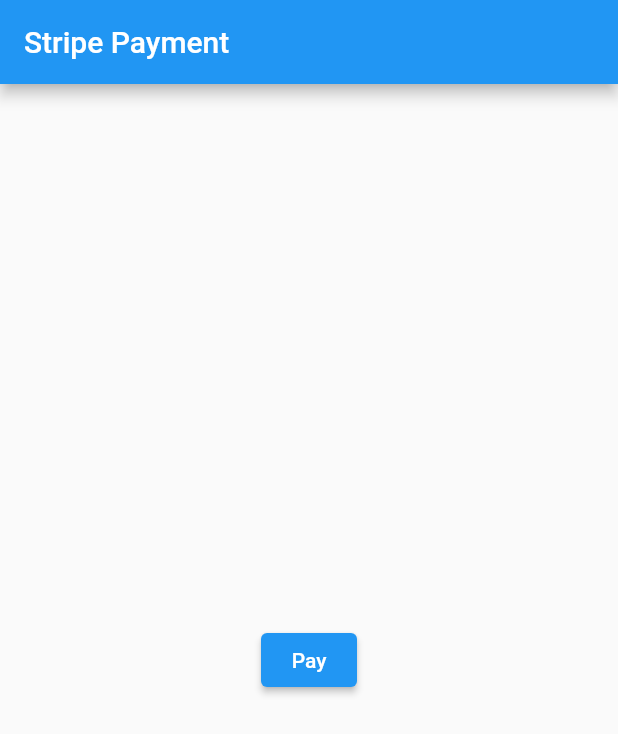
After one commit to huzaifak08/Flutter-Check-App, a Flutter app: the screen it shows after launch, after a tap on "Pay", on a phone screen of 412 x 824 dp. The commit adds this screen. Shown: the top 734 px of the screen. Run offline on Flutter 3.47's test engine with Material 2 defaults, Android fonts, the phone set to English and light mode, and no system bars; our stand-ins replace cloud_firestore, convert, firebase_auth, firebase_core, firebase_messaging, flutter_local_notifications and 2 more; missing offline and left inert: app_settings, encrypt, flutter_stripe; accounts and stored records are empty; network calls fail.

Commit message:
MainActivity.kt ,styles.xml ,AbdroidManifest.xml

```diff
--- a/lib/Encryption_Decryption/enc_dec.dart
+++ b/lib/Encryption_Decryption/enc_dec.dart
@@ -38,7 +38,7 @@
 
                 setState(() {});
               },
-              child: Text('Encrypt')),
+              child: const Text('Encrypt')),
           ElevatedButton(
               onPressed: () {
                 final decryptedText =
--- /dev/null
+++ b/lib/Payment_Integration/stripe_payment.dart
@@ -0,0 +1,101 @@
+import 'dart:convert';
+
+import 'package:flutter/material.dart';
+import 'package:flutter_stripe/flutter_stripe.dart';
+import 'package:http/http.dart' as http;
+
+class StripePayment extends StatefulWidget {
+  const StripePayment({super.key});
+
+  @override
+  State<StripePayment> createState() => _StripePaymentState();
+}
+
+class _StripePaymentState extends State<StripePayment> {
+  Map<String, dynamic>? paymentIntentData;
+
+  @override
+  Widget build(BuildContext context) {
+    return Scaffold(
+      appBar: AppBar(title: Text('Stripe Payment')),
+      body: Center(
+        child: Column(
+          mainAxisAlignment: MainAxisAlignment.center,
+          children: [
+            ElevatedButton(
+              onPressed: () {
+                makePayment();
+              },
+              child: const Text('Pay'),
+            ),
+          ],
+        ),
+      ),
+    );
+  }
+
+  // Make Payments:
+  void makePayment() async {
+    try {
+      paymentIntentData = await createPaymentIntent();
+
+      await Stripe.instance.initPaymentSheet(
+          paymentSheetParameters: SetupPaymentSheetParameters(
+        paymentIntentClientSecret: paymentIntentData!['client_secret'],
+        googlePay: PaymentSheetGooglePay(merchantCountryCode: 'US'),
+        style: ThemeMode.dark,
+        merchantDisplayName: 'Huzaifa',
+      ));
+
+      displayPaymentSheet();
+    } catch (e) {
+      // ignore: avoid_print
+      print('Exception ${e.toString()}');
+    }
+  }
+
+  // Create Payment Intent:
+  createPaymentIntent() async {
+    try {
+      Map<String, dynamic> body = {'amount': '1000', 'currency': 'USD'};
+
+      var response = await http.post(
+          Uri.parse('https://api.stripe.com/v1/payment_intents'),
+          body: body,
+          headers: {
+            'Authorization':
+                'Bearer sk_test_51MpwQYDN9fTnljaFTXbhWS1zEGVt4wp0K5Hcih6BO1MUH7lZDhcSY4TbJ7zy1zCsaBluHAoG6QTHx9SlIHhXkGTZ008pqOGsRk',
+            'Content-Type': 'application/x-www-form-urlencoded'
+          });
+
+      return jsonDecode(response.body);
+    } catch (e) {
+      // ignore: avoid_print
+      print('Exception ${e.toString()}');
+    }
+  }
+
+  // Display Payment Sheet:
+  displayPaymentSheet() async {
+    try {
+      await Stripe.instance.presentPaymentSheet();
+      print('done');
+      // setState(() {
+      //   paymentIntentData = null;
+      // });
+
+      ScaffoldMessenger.of(context)
+          .showSnackBar(SnackBar(content: Text('paid')));
+    } on StripeException catch (e) {
+      // ignore: avoid_print
+      print('Exception ${e.toString()}');
+
+      showDialog(
+        context: context,
+        builder: (context) => AlertDialog(
+          content: Text('cancelled'),
+        ),
+      );
+    }
+  }
+}
--- a/lib/main.dart
+++ b/lib/main.dart
@@ -1,14 +1,17 @@
 import 'package:firebase_core/firebase_core.dart';
 import 'package:firebase_messaging/firebase_messaging.dart';
 import 'package:flutter/material.dart';
+import 'package:flutter_stripe/flutter_stripe.dart';
 import 'package:provider/provider.dart';
 import 'package:test_app/Add%20to%20Cart/cart_provider.dart';
-import 'package:test_app/Encryption_Decryption/enc_dec.dart';
+import 'package:test_app/Payment_Integration/stripe_payment.dart';
 import 'package:test_app/Providers/count_provider.dart';
 
 void main() async {
   WidgetsFlutterBinding.ensureInitialized();
   await Firebase.initializeApp();
+  Stripe.publishableKey =
+      'pk_test_51MpwQYDN9fTnljaFeJz2PtKrrhapWIdGHlsZyL1BhtYHd9rJeZc2CShx86LXNHKHUHT88m9G3RnyMOCjAVgL4jkW00JxfBFT8V';
 
   // Initialize background notification:
   FirebaseMessaging.onBackgroundMessage(_firebaseMessagingBackgroundHandler);
@@ -39,7 +42,7 @@
         theme: ThemeData(
           primarySwatch: Colors.blue,
         ),
-        home: const FlutterEncDec(),
+        home: const StripePayment(),
         // initialRoute: RouteName.firstScreen,
         // onGenerateRoute: Routes.generateRoute,
       ),
--- a/pubspec.yaml
+++ b/pubspec.yaml
@@ -31,13 +31,14 @@
   app_settings: ^4.2.0
   cloud_firestore: ^4.4.3
   cupertino_icons: ^1.0.2
+  encrypt: ^5.0.1
   firebase_auth: ^4.2.9
   firebase_core: ^2.7.0
   firebase_messaging: ^14.2.6
   flutter:
     sdk: flutter
   flutter_local_notifications: ^13.0.0
-  encrypt: ^5.0.1
+  flutter_stripe: ^9.2.0
   fluttertoast: ^8.2.1
   http: ^0.13.5
   provider: ^6.0.5
```
Also changed, not shown: pubspec.lock, 7 other files.
